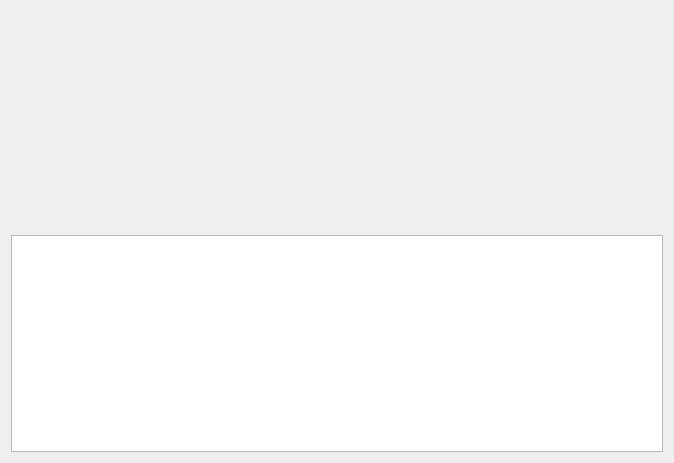
Qt form BitGrapher/mainwindow.ui (nhurman/data-carving) before a commit.
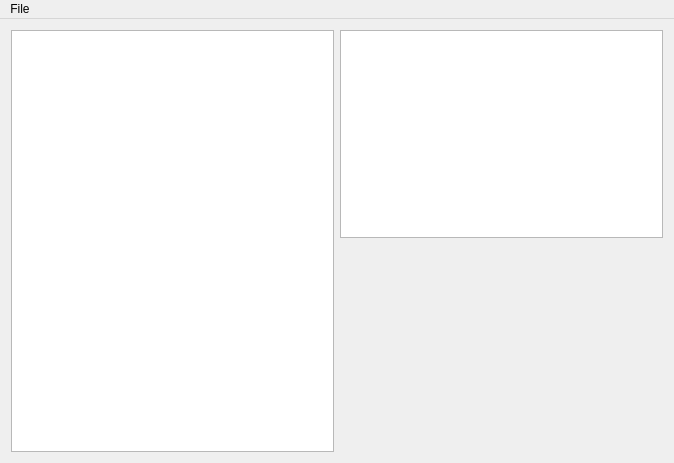
The same form after that commit. Custom widgets are drawn as their Qt base class.

Commit message: Added file management, and modified the UI to add a menu and a list of opened files.

The edit to the form file:
```diff
--- a/BitGrapher/mainwindow.ui
+++ b/BitGrapher/mainwindow.ui
@@ -14,7 +14,19 @@
    <string>MainWindow</string>
   </property>
   <widget class="QWidget" name="centralWidget">
+   <layout class="QHBoxLayout" name="horizontalLayout_2">
+    <item>
+     <widget class="QListWidget" name="listWidget"/>
+    </item>
+    <item>
    <layout class="QVBoxLayout" name="verticalLayout">
+      <item>
+       <widget class="QPlainTextEdit" name="plainTextEdit">
+        <property name="plainText">
+         <string/>
+        </property>
+       </widget>
+      </item>
     <item>
      <widget class="BitGraphArea" name="graphArea" native="true">
       <property name="sizePolicy">
@@ -23,17 +35,39 @@
         <verstretch>0</verstretch>
        </sizepolicy>
       </property>
-     </widget>
-    </item>
-    <item>
-     <widget class="QPlainTextEdit" name="plainTextEdit">
-      <property name="plainText">
-       <string/>
-      </property>
-     </widget>
+        <zorder>plainTextEdit</zorder>
+        <zorder>horizontalSpacer</zorder>
+       </widget>
+      </item>
+     </layout>
     </item>
    </layout>
   </widget>
+  <widget class="QMenuBar" name="menuBar">
+   <property name="geometry">
+    <rect>
+     <x>0</x>
+     <y>0</y>
+     <width>674</width>
+     <height>21</height>
+    </rect>
+   </property>
+   <widget class="QMenu" name="menuFile">
+    <property name="title">
+     <string>File</string>
+    </property>
+    <addaction name="actionOpen"/>
+   </widget>
+   <addaction name="menuFile"/>
+  </widget>
+  <action name="actionOpen">
+   <property name="text">
+    <string>Open</string>
+   </property>
+   <property name="shortcut">
+    <string>Ctrl+O</string>
+   </property>
+  </action>
  </widget>
  <layoutdefault spacing="6" margin="11"/>
  <customwidgets>
```
Lines whose indentation alone changed are shown as unchanged. The commit also changes 6 other files.
